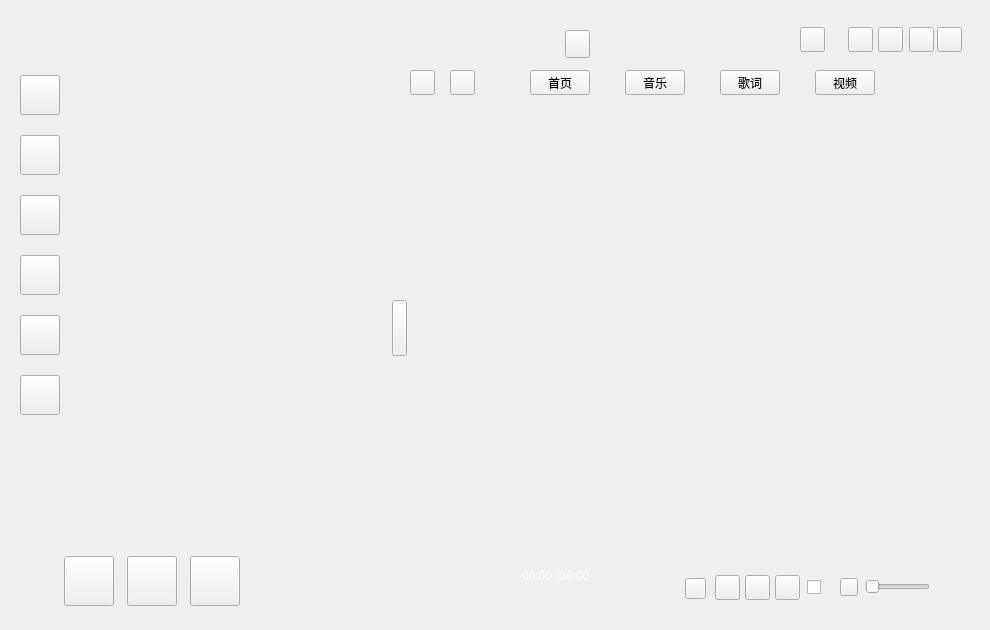
First picture: the form in TTKCore/musicUi/musicApplication/musicapplication.ui, repository Greedysky/TTKMusicPlayer, before the edit.
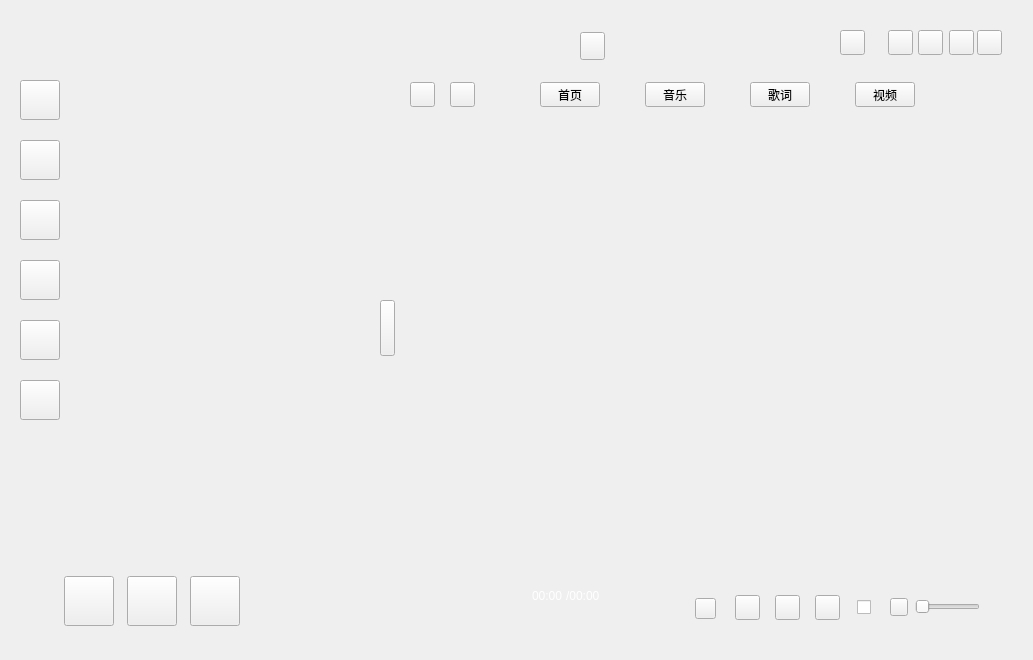
Second picture: the form after the edit. Icons and pictures are not drawn. Custom widgets are drawn as their Qt base class.

```diff
--- a/TTKCore/musicUi/musicApplication/musicapplication.ui
+++ b/TTKCore/musicUi/musicApplication/musicapplication.ui
@@ -6,8 +6,8 @@
    <rect>
     <x>0</x>
     <y>0</y>
-    <width>990</width>
-    <height>630</height>
+    <width>1033</width>
+    <height>660</height>
    </rect>
   </property>
   <property name="windowTitle">
@@ -20,8 +20,8 @@
   <widget class="QToolButton" name="windowClose">
    <property name="geometry">
     <rect>
-     <x>937</x>
-     <y>27</y>
+     <x>977</x>
+     <y>30</y>
      <width>25</width>
      <height>25</height>
     </rect>
@@ -33,8 +33,8 @@
   <widget class="QToolButton" name="minimization">
    <property name="geometry">
     <rect>
-     <x>909</x>
-     <y>27</y>
+     <x>949</x>
+     <y>30</y>
      <width>25</width>
      <height>25</height>
     </rect>
@@ -48,8 +48,8 @@
     <rect>
      <x>20</x>
      <y>20</y>
-     <width>950</width>
-     <height>590</height>
+     <width>994</width>
+     <height>620</height>
     </rect>
    </property>
    <property name="styleSheet">
@@ -66,7 +66,7 @@
    <property name="geometry">
     <rect>
      <x>64</x>
-     <y>556</y>
+     <y>576</y>
      <width>50</width>
      <height>50</height>
     </rect>
@@ -79,7 +79,7 @@
    <property name="geometry">
     <rect>
      <x>190</x>
-     <y>556</y>
+     <y>576</y>
      <width>50</width>
      <height>50</height>
     </rect>
@@ -92,7 +92,7 @@
    <property name="geometry">
     <rect>
      <x>127</x>
-     <y>556</y>
+     <y>576</y>
      <width>50</width>
      <height>50</height>
     </rect>
@@ -105,8 +105,8 @@
    <property name="geometry">
     <rect>
      <x>60</x>
-     <y>65</y>
-     <width>331</width>
+     <y>80</y>
+     <width>320</width>
      <height>490</height>
     </rect>
    </property>
@@ -114,8 +114,8 @@
   <widget class="MusicLocalSongSearchInlineEdit" name="musicSongSearchLine" native="true">
    <property name="geometry">
     <rect>
-     <x>304</x>
-     <y>30</y>
+     <x>319</x>
+     <y>32</y>
      <width>261</width>
      <height>28</height>
     </rect>
@@ -130,8 +130,8 @@
   <widget class="QPushButton" name="musicSearchButton">
    <property name="geometry">
     <rect>
-     <x>565</x>
-     <y>30</y>
+     <x>580</x>
+     <y>32</y>
      <width>25</width>
      <height>28</height>
     </rect>
@@ -146,8 +146,8 @@
   <widget class="QToolButton" name="musicWindowChangeSkin">
    <property name="geometry">
     <rect>
-     <x>800</x>
-     <y>27</y>
+     <x>840</x>
+     <y>30</y>
      <width>25</width>
      <height>25</height>
     </rect>
@@ -162,9 +162,9 @@
   <widget class="QStackedWidget" name="SurfaceStackedWidget">
    <property name="geometry">
     <rect>
-     <x>390</x>
-     <y>100</y>
-     <width>541</width>
+     <x>380</x>
+     <y>115</y>
+     <width>633</width>
      <height>455</height>
     </rect>
    </property>
@@ -177,8 +177,8 @@
   <widget class="QPushButton" name="musicSearchWidgetButton">
    <property name="geometry">
     <rect>
-     <x>625</x>
-     <y>70</y>
+     <x>645</x>
+     <y>82</y>
      <width>60</width>
      <height>25</height>
     </rect>
@@ -193,8 +193,8 @@
   <widget class="QPushButton" name="musicLrcWidgetButton">
    <property name="geometry">
     <rect>
-     <x>720</x>
-     <y>70</y>
+     <x>750</x>
+     <y>82</y>
      <width>60</width>
      <height>25</height>
     </rect>
@@ -210,7 +210,7 @@
    <property name="geometry">
     <rect>
      <x>450</x>
-     <y>70</y>
+     <y>82</y>
      <width>25</width>
      <height>25</height>
     </rect>
@@ -225,8 +225,8 @@
   <widget class="QPushButton" name="musicIndexWidgetButton">
    <property name="geometry">
     <rect>
-     <x>530</x>
-     <y>70</y>
+     <x>540</x>
+     <y>82</y>
      <width>60</width>
      <height>25</height>
     </rect>
@@ -241,8 +241,8 @@
   <widget class="QLabel" name="showDownloadGif">
    <property name="geometry">
     <rect>
-     <x>930</x>
-     <y>455</y>
+     <x>600</x>
+     <y>530</y>
      <width>41</width>
      <height>101</height>
     </rect>
@@ -255,7 +255,7 @@
    <property name="geometry">
     <rect>
      <x>30</x>
-     <y>30</y>
+     <y>33</y>
      <width>101</width>
      <height>31</height>
     </rect>
@@ -273,7 +273,7 @@
    <property name="geometry">
     <rect>
      <x>20</x>
-     <y>375</y>
+     <y>380</y>
      <width>40</width>
      <height>40</height>
     </rect>
@@ -288,8 +288,8 @@
   <widget class="QToolButton" name="musicWindowRemote">
    <property name="geometry">
     <rect>
-     <x>878</x>
-     <y>27</y>
+     <x>918</x>
+     <y>30</y>
      <width>25</width>
      <height>25</height>
     </rect>
@@ -305,7 +305,7 @@
    <property name="geometry">
     <rect>
      <x>20</x>
-     <y>75</y>
+     <y>80</y>
      <width>40</width>
      <height>40</height>
     </rect>
@@ -321,7 +321,7 @@
    <property name="geometry">
     <rect>
      <x>20</x>
-     <y>135</y>
+     <y>140</y>
      <width>40</width>
      <height>40</height>
     </rect>
@@ -337,7 +337,7 @@
    <property name="geometry">
     <rect>
      <x>20</x>
-     <y>195</y>
+     <y>200</y>
      <width>40</width>
      <height>40</height>
     </rect>
@@ -353,7 +353,7 @@
    <property name="geometry">
     <rect>
      <x>20</x>
-     <y>315</y>
+     <y>320</y>
      <width>40</width>
      <height>40</height>
     </rect>
@@ -368,8 +368,8 @@
   <widget class="QPushButton" name="vedioWidgetButton">
    <property name="geometry">
     <rect>
-     <x>815</x>
-     <y>70</y>
+     <x>855</x>
+     <y>82</y>
      <width>60</width>
      <height>25</height>
     </rect>
@@ -384,8 +384,8 @@
   <widget class="QToolButton" name="musicWindowConcise">
    <property name="geometry">
     <rect>
-     <x>848</x>
-     <y>27</y>
+     <x>888</x>
+     <y>30</y>
      <width>25</width>
      <height>25</height>
     </rect>
@@ -400,8 +400,8 @@
   <widget class="QLabel" name="resizeWindowLabel">
    <property name="geometry">
     <rect>
-     <x>950</x>
-     <y>590</y>
+     <x>993</x>
+     <y>620</y>
      <width>15</width>
      <height>15</height>
     </rect>
@@ -414,7 +414,7 @@
    <property name="geometry">
     <rect>
      <x>20</x>
-     <y>255</y>
+     <y>260</y>
      <width>40</width>
      <height>40</height>
     </rect>
@@ -432,7 +432,7 @@
    </property>
    <property name="geometry">
     <rect>
-     <x>392</x>
+     <x>380</x>
      <y>300</y>
      <width>15</width>
      <height>56</height>
@@ -449,7 +449,7 @@
    <property name="geometry">
     <rect>
      <x>410</x>
-     <y>70</y>
+     <y>82</y>
      <width>25</width>
      <height>25</height>
     </rect>
@@ -464,8 +464,8 @@
   <widget class="QWidget" name="verticalLayoutWidget">
    <property name="geometry">
     <rect>
-     <x>245</x>
-     <y>563</y>
+     <x>255</x>
+     <y>582</y>
      <width>46</width>
      <height>21</height>
     </rect>
@@ -475,8 +475,8 @@
   <widget class="MusicMarqueeWidget" name="showCurrentSong" native="true">
    <property name="geometry">
     <rect>
-     <x>300</x>
-     <y>558</y>
+     <x>310</x>
+     <y>578</y>
      <width>215</width>
      <height>31</height>
     </rect>
@@ -491,8 +491,8 @@
   <widget class="MusicTimerSliderWidget" name="musicTimeWidget" native="true">
    <property name="geometry">
     <rect>
-     <x>230</x>
-     <y>573</y>
+     <x>240</x>
+     <y>593</y>
      <width>375</width>
      <height>40</height>
     </rect>
@@ -504,8 +504,8 @@
   <widget class="QLabel" name="playCurrentTime">
    <property name="geometry">
     <rect>
-     <x>522</x>
-     <y>568</y>
+     <x>532</x>
+     <y>588</y>
      <width>35</width>
      <height>15</height>
     </rect>
@@ -520,8 +520,8 @@
   <widget class="QLabel" name="playTotalTime">
    <property name="geometry">
     <rect>
-     <x>556</x>
-     <y>568</y>
+     <x>566</x>
+     <y>588</y>
      <width>37</width>
      <height>15</height>
     </rect>
@@ -536,8 +536,8 @@
   <widget class="QToolButton" name="musicBestLove">
    <property name="geometry">
     <rect>
-     <x>685</x>
-     <y>578</y>
+     <x>695</x>
+     <y>598</y>
      <width>21</width>
      <height>21</height>
     </rect>
@@ -549,8 +549,8 @@
   <widget class="QToolButton" name="musicPlayMode">
    <property name="geometry">
     <rect>
-     <x>715</x>
-     <y>575</y>
+     <x>735</x>
+     <y>595</y>
      <width>25</width>
      <height>25</height>
     </rect>
@@ -562,8 +562,8 @@
   <widget class="QCheckBox" name="musicDesktopLrc">
    <property name="geometry">
     <rect>
-     <x>807</x>
-     <y>577</y>
+     <x>857</x>
+     <y>597</y>
      <width>20</width>
      <height>20</height>
     </rect>
@@ -581,8 +581,8 @@
   <widget class="MusicEnhancedWidget" name="musicEnhancedButton" native="true">
    <property name="geometry">
     <rect>
-     <x>620</x>
-     <y>580</y>
+     <x>625</x>
+     <y>600</y>
      <width>50</width>
      <height>20</height>
     </rect>
@@ -591,8 +591,8 @@
   <widget class="QSlider" name="musicSoundSlider">
    <property name="geometry">
     <rect>
-     <x>865</x>
-     <y>579</y>
+     <x>915</x>
+     <y>599</y>
      <width>65</width>
      <height>16</height>
     </rect>
@@ -604,8 +604,8 @@
   <widget class="QToolButton" name="musicSound">
    <property name="geometry">
     <rect>
-     <x>840</x>
-     <y>578</y>
+     <x>890</x>
+     <y>598</y>
      <width>18</width>
      <height>18</height>
     </rect>
@@ -620,8 +620,8 @@
   <widget class="QToolButton" name="musicDownload">
    <property name="geometry">
     <rect>
-     <x>775</x>
-     <y>575</y>
+     <x>815</x>
+     <y>595</y>
      <width>25</width>
      <height>25</height>
     </rect>
@@ -636,8 +636,8 @@
   <widget class="QToolButton" name="musicSimilarFound">
    <property name="geometry">
     <rect>
-     <x>745</x>
-     <y>575</y>
+     <x>775</x>
+     <y>595</y>
      <width>25</width>
      <height>25</height>
     </rect>
```
